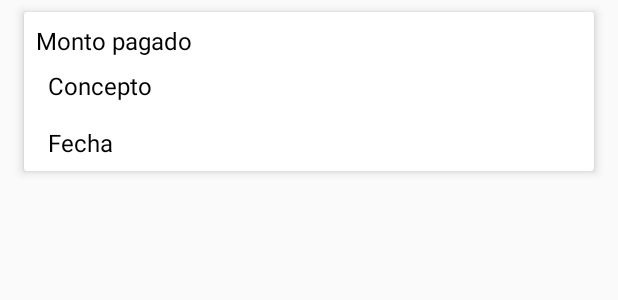
After one commit to cristianareca/PiggyBank, an Android app: the layout payments_list_item.xml on its own in the app's theme, with its tools: preview values and no code run, on a phone screen of 412 x 824 dp. The commit adds this screen. Shown: the top 300 px of the screen. Run offline under Robolectric (Android 15) with nearby library versions, the phone set to English and light mode, and no system bars.

Commit message:
recycler view del fragmento historial de pagos

```diff
--- a/app/src/main/java/com/example/piggybank/ui/payment/fragments/PaymentsFragment.kt
+++ b/app/src/main/java/com/example/piggybank/ui/payments/fragments/PaymentsFragment.kt
@@ -1,4 +1,4 @@
-package com.example.piggybank.ui.payment.fragments
+package com.example.piggybank.ui.payments.fragments
 
 import android.os.Bundle
 import android.view.LayoutInflater
--- /dev/null
+++ b/app/src/main/res/layout/payments_list_item.xml
@@ -0,0 +1,67 @@
+<?xml version="1.0" encoding="utf-8"?>
+<androidx.cardview.widget.CardView
+    xmlns:android="http://schemas.android.com/apk/res/android"
+    android:layout_width="match_parent"
+    android:layout_height="wrap_content"
+    xmlns:app="http://schemas.android.com/apk/res-auto"
+
+    android:layout_marginHorizontal="@dimen/normal_margin"
+    android:layout_marginTop="@dimen/small_margin"    app:cardElevation="@dimen/card_elevation"
+    >
+
+    <androidx.constraintlayout.widget.ConstraintLayout
+        android:layout_width="match_parent"
+        android:layout_height="wrap_content"
+        >
+        <TextView
+            android:layout_width="match_parent"
+            android:layout_height="wrap_content"
+            android:id="@+id/paymentAmount"
+            android:text="Monto pagado"
+            android:layout_marginTop="8dp"
+            android:layout_marginBottom="8dp"
+            android:layout_marginStart="8dp"
+            android:textSize="16sp"
+            android:textColor="@color/black"
+            app:layout_constraintTop_toTopOf="parent"
+            app:layout_constraintBottom_toTopOf="@id/paymentAmount"
+            >
+
+        </TextView>
+        <TextView
+            android:layout_width="match_parent"
+            android:layout_height="wrap_content"
+            android:id="@+id/paymentConcept"
+            android:text="Concepto"
+            android:layout_marginTop="8dp"
+            android:layout_marginBottom="8dp"
+            android:layout_marginStart="16dp"
+            android:textSize="16sp"
+            android:textColor="@color/black"
+            app:layout_constraintTop_toBottomOf="@id/paymentAmount"
+            app:layout_constraintBottom_toTopOf="@id/paymentDate"
+            >
+
+        </TextView>
+        <TextView
+            android:layout_width="match_parent"
+            android:layout_height="wrap_content"
+            android:id="@+id/paymentDate"
+            android:text="Fecha"
+            android:layout_marginTop="8dp"
+            android:layout_marginBottom="8dp"
+            android:layout_marginStart="16dp"
+            android:textSize="16sp"
+            android:textColor="@color/black"
+            app:layout_constraintTop_toBottomOf="@id/paymentConcept"
+            app:layout_constraintBottom_toBottomOf="parent"
+            >
+
+        </TextView>
+
+
+    </androidx.constraintlayout.widget.ConstraintLayout>
+
+
+
+</androidx.cardview.widget.CardView>
--- a/app/src/main/res/layout/safe_movements_fragment.xml
+++ b/app/src/main/res/layout/safe_movements_fragment.xml
@@ -23,12 +23,14 @@
         app:layout_constraintTop_toTopOf="parent" />
 
     <TextView
+
         android:id="@+id/foundSafesLabel"
         android:layout_width="wrap_content"
         android:layout_height="wrap_content"
         android:layout_marginHorizontal="@dimen/normal_margin"
         android:layout_marginTop="@dimen/vertical_elements_margin"
-        android:text="@string/history"
+
+
         android:textAlignment="center"
         android:textColor="@color/black"
         android:textSize="@dimen/subtitle_font_size"
```
Also changed, not shown: app/src/main/java/com/example/piggybank/ui/payments/di/PaymentsModule.kt (added, +16 -0 lines), app/src/main/java/com/example/piggybank/ui/payments/fragments/MakePaymentFragment.kt (renamed from app/src/main/java/com/example/piggybank/ui/payment/fragments/PaymentsHistoryFragment.kt, +11 -12 lines), app/src/main/java/com/example/piggybank/ui/payments/fragments/PaymentsHistoryFragment.kt (renamed from app/src/main/java/com/example/piggybank/ui/payment/fragments/MakePaymentFragment.kt, +12 -11 lines), app/src/main/java/com/example/piggybank/ui/payments/item/PaymentItem.kt (added, +21 -0 lines), app/src/main/java/com/example/piggybank/ui/payments/viewmodel/PaymentsViewModel.kt (added, +38 -0 lines), app/src/main/res/layout/payments_history_fragment.xml (+9 -0 lines), data/src/main/java/com/example/data/di/DataPaymentsModule.kt (added, +20 -0 lines), data/src/main/java/com/example/data/repository/payment/PaymentRepositoryImpl.kt (added, +17 -0 lines), data/src/main/java/com/example/data/source/api/payment/client/PaymentApiClient.kt (added, +15 -0 lines), data/src/main/java/com/example/data/source/api/payment/client/PaymentApiService.kt (added, +14 -0 lines), data/src/main/java/com/example/data/source/api/payment/entity/PaymentApiEntity.kt (added, +16 -0 lines), domain/src/main/java/com/example/domain/payment/model/Payment.kt (added, +7 -0 lines), domain/src/main/java/com/example/domain/payment/repository/PaymentRepository.kt (added, +9 -0 lines), domain/src/main/java/com/example/domain/payment/usecase/GePaymenttUseCase.kt (added, +10 -0 lines).
